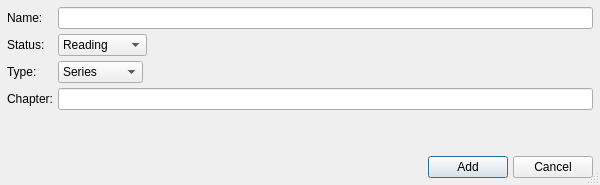
Qt form Tracker-lib/src/UI/AddWorkDialog/AddWorkDialog.ui (NikolaRoev/Tracker) before a commit.
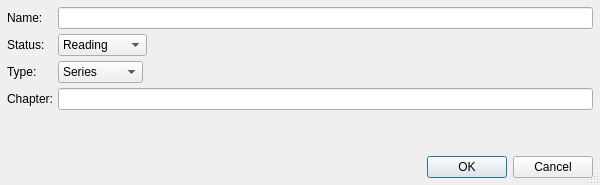
The same form after that commit.

The edit to the form file:
```diff
--- a/Tracker-lib/src/UI/AddWorkDialog/AddWorkDialog.ui
+++ b/Tracker-lib/src/UI/AddWorkDialog/AddWorkDialog.ui
@@ -116,38 +116,11 @@
     </layout>
    </item>
    <item>
-    <layout class="QHBoxLayout" name="horizontalLayout" stretch="1,0,0">
-     <property name="spacing">
-      <number>5</number>
+    <widget class="QDialogButtonBox" name="buttonBox">
+     <property name="standardButtons">
+      <set>QDialogButtonBox::Cancel|QDialogButtonBox::Ok</set>
      </property>
-     <item>
-      <spacer name="horizontalSpacer">
-       <property name="orientation">
-        <enum>Qt::Horizontal</enum>
-       </property>
-       <property name="sizeHint" stdset="0">
-        <size>
-         <width>40</width>
-         <height>20</height>
-        </size>
-       </property>
-      </spacer>
-     </item>
-     <item>
-      <widget class="QPushButton" name="addButton">
-       <property name="text">
-        <string>Add</string>
-       </property>
-      </widget>
-     </item>
-     <item>
-      <widget class="QPushButton" name="cancelButton">
-       <property name="text">
-        <string>Cancel</string>
-       </property>
-      </widget>
-     </item>
-    </layout>
+    </widget>
    </item>
   </layout>
  </widget>
```
Left out of the diff: 26 changed lines with no effect on the pictures.
